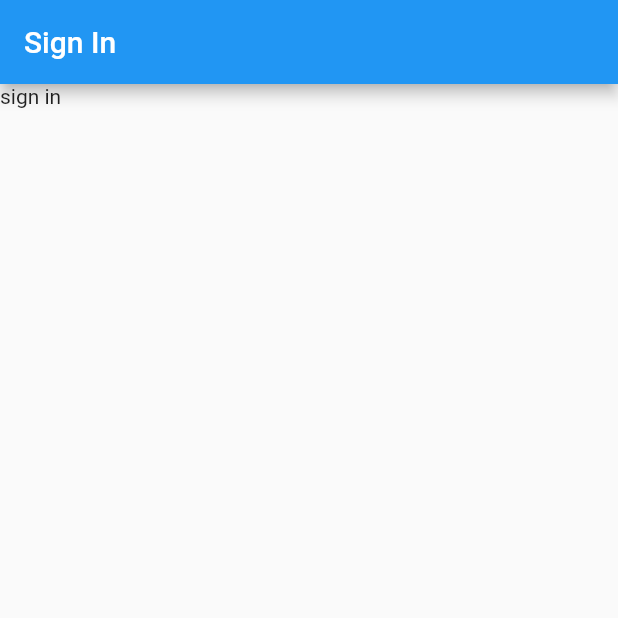
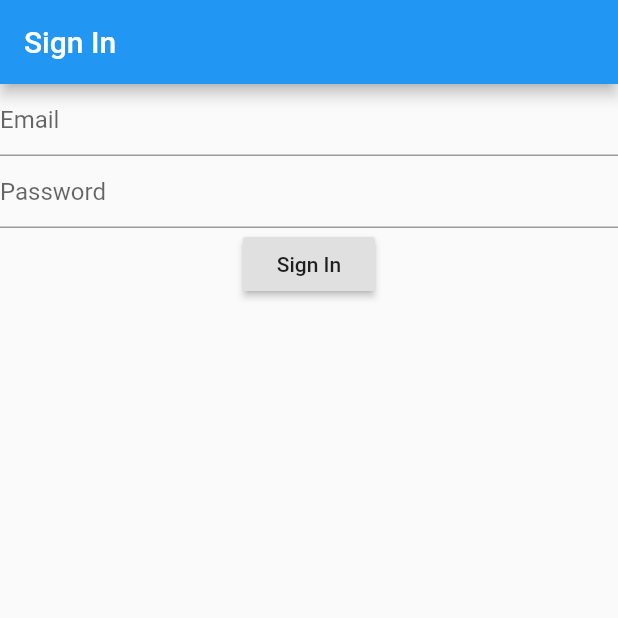
Before and after one commit to ColburnCody/MAP-Project, a Flutter app: the screen it shows after launch, on a phone screen of 412 x 824 dp, the top half of it. Run offline on Flutter 3.47's test engine with Material 2 defaults, Android fonts, the phone set to English and light mode, and no system bars.

Commit message:
sign in screen

```diff
--- a/lib/screen/signin_screen.dart
+++ b/lib/screen/signin_screen.dart
@@ -11,6 +11,7 @@ class SignInScreen extends StatefulWidget {
 }
 
 class _SignInState extends State<SignInScreen> {
+  GlobalKey<FormState> formKey = GlobalKey<FormState>();
   _Controller con;
   @override
   void initState() {
@@ -26,7 +27,40 @@ class _SignInState extends State<SignInScreen> {
       appBar: AppBar(
         title: Text('Sign In'),
       ),
-      body: Text('sign in'),
+      body: Form(
+        key: formKey,
+        child: SingleChildScrollView(
+          child: Column(
+            children: [
+              TextFormField(
+                decoration: InputDecoration(
+                  hintText: 'Email',
+                ),
+                keyboardType: TextInputType.emailAddress,
+                autocorrect: false,
+                validator: con.validateEmail,
+                onSaved: con.saveEmail,
+              ),
+              TextFormField(
+                decoration: InputDecoration(
+                  hintText: 'Password',
+                ),
+                obscureText: true,
+                autocorrect: false,
+                validator: con.validatePassword,
+                onSaved: con.savePassword,
+              ),
+              RaisedButton(
+                onPressed: con.signIn,
+                child: Text(
+                  'Sign In',
+                  style: Theme.of(context).textTheme.button,
+                ),
+              ),
+            ],
+          ),
+        ),
+      ),
     );
   }
 }
@@ -35,4 +69,37 @@ class _Controller {
   _SignInState state;
 
   _Controller(this.state);
+
+  String email;
+  String password;
+
+  String validateEmail(String value) {
+    if (value.contains('@') && value.contains('.'))
+      return null;
+    else
+      return 'invalid email address';
+  }
+
+  void saveEmail(String value) {
+    email = value;
+  }
+
+  String validatePassword(String value) {
+    if (value.length < 6)
+      return 'too short';
+    else
+      return null;
+  }
+
+  void savePassword(String value) {
+    password = value;
+  }
+
+  void signIn() {
+    if (!state.formKey.currentState.validate()) return;
+
+    state.formKey.currentState.save();
+
+    print('==== $email ==== $password');
+  }
 }
```
